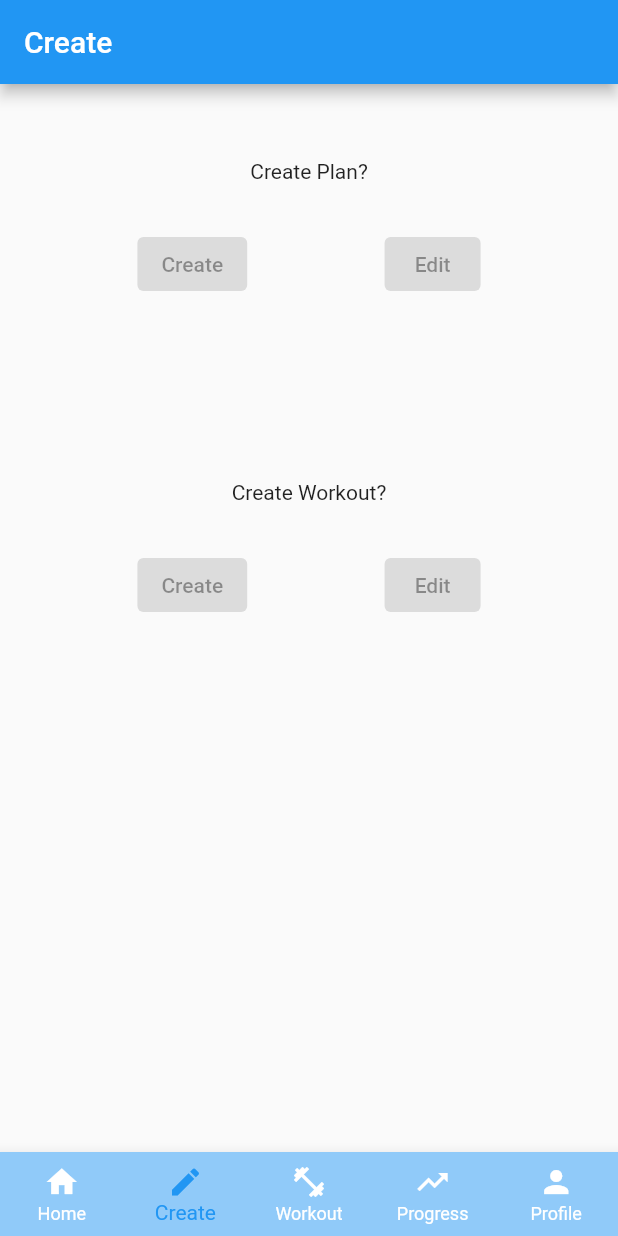
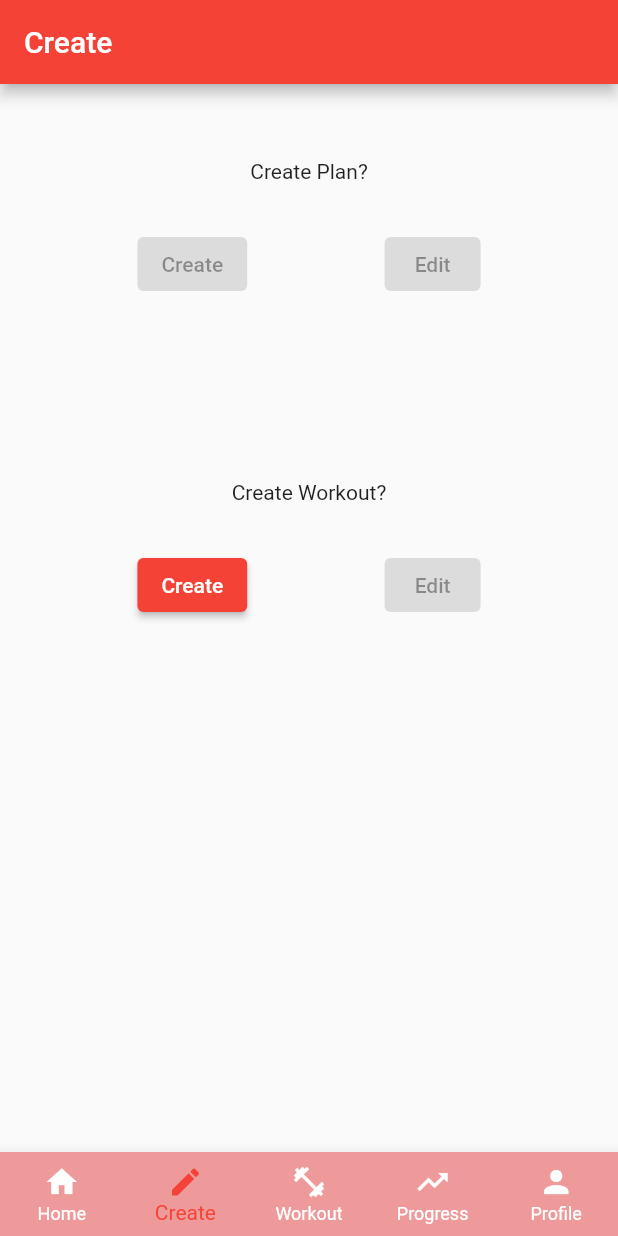
Before and after one commit to TheBeville/workout_tracker, a Flutter app: the screen it shows after launch, item 2 of the bottom bar chosen, on a phone screen of 412 x 824 dp. Run offline on Flutter 3.47's test engine with Material 2 defaults, Android fonts, the phone set to English and light mode, and no system bars; our stand-ins replace go_router.

Commit message:
link create workout view to create main screen

```diff
--- a/lib/main.dart
+++ b/lib/main.dart
@@ -1,5 +1,6 @@
 import 'package:flutter/material.dart';
 import 'package:go_router/go_router.dart';
+import 'package:workout_tracker/view/create_workout_view.dart';
 import './view/create_main_view.dart';
 import './view/home_screen_view.dart';
 
@@ -28,6 +29,10 @@ class _MyAppState extends State<MyApp> {
       GoRoute(
         path: '/create',
         builder: (context, state) => const MainCreateView(),
+      ),
+      GoRoute(
+        path: '/create/workout',
+        builder: (context, state) => const CreateWorkoutView(),
       )
     ],
   );
@@ -38,7 +43,7 @@ class _MyAppState extends State<MyApp> {
       routerConfig: _router,
       debugShowCheckedModeBanner: false,
       theme: ThemeData(
-        primarySwatch: Colors.blue,
+        primarySwatch: Colors.red,
       ),
     );
   }
--- a/lib/view/create_main_view.dart
+++ b/lib/view/create_main_view.dart
@@ -1,4 +1,6 @@
 import 'package:flutter/material.dart';
+import 'package:go_router/go_router.dart';
+import 'package:workout_tracker/view/create_workout_view.dart';
 import '../widget/bottom_nav_bar.dart';
 
 class MainCreateView extends StatefulWidget {
@@ -9,6 +11,10 @@ class MainCreateView extends StatefulWidget {
 }
 
 class _MainCreateViewState extends State<MainCreateView> {
+  CreateWorkoutView? createWorkoutView() {
+    context.go('/create/workout');
+  }
+
   @override
   Widget build(BuildContext context) {
     return Scaffold(
@@ -49,12 +55,12 @@ class _MainCreateViewState extends State<MainCreateView> {
             ),
             Row(
               mainAxisAlignment: MainAxisAlignment.spaceEvenly,
-              children: const [
+              children: [
                 ElevatedButton(
-                  onPressed: null,
-                  child: Text('Create'),
+                  onPressed: createWorkoutView,
+                  child: const Text('Create'),
                 ),
-                ElevatedButton(
+                const ElevatedButton(
                   onPressed: null,
                   child: Text('Edit'),
                 ),
@@ -63,9 +69,7 @@ class _MainCreateViewState extends State<MainCreateView> {
           ],
         ),
       ),
-      bottomNavigationBar: BottomNavBar(
-        selectedIndex: 1,
-      ),
+      bottomNavigationBar: const BottomNavBar(selectedIndex: 1),
     );
   }
 }
--- a/lib/view/create_plan_view.dart
+++ b/lib/view/create_plan_view.dart
@@ -0,0 +1 @@
+import 'package:flutter/material.dart';
--- a/lib/view/create_workout_view.dart
+++ b/lib/view/create_workout_view.dart
@@ -29,7 +29,7 @@ class _CreateWorkoutViewState extends State<CreateWorkoutView> {
         child: Column(
           mainAxisAlignment: MainAxisAlignment.center,
           children: [
-            const Text('Create a workout or plan'),
+            const Text('Create a workout'),
             TextButton(
               onPressed: _userSelectExercise,
               child: const Text('Add'),
@@ -37,9 +37,7 @@ class _CreateWorkoutViewState extends State<CreateWorkoutView> {
           ],
         ),
       ),
-      bottomNavigationBar: BottomNavBar(
-        selectedIndex: 1,
-      ),
+      bottomNavigationBar: const BottomNavBar(selectedIndex: 1),
     );
   }
 }
--- a/lib/view/home_screen_view.dart
+++ b/lib/view/home_screen_view.dart
@@ -24,7 +24,7 @@ class _HomeScreenState extends State<HomeScreen> {
           ],
         ),
       ),
-      bottomNavigationBar: BottomNavBar(selectedIndex: 0),
+      bottomNavigationBar: const BottomNavBar(selectedIndex: 0),
     );
   }
 }
--- a/lib/widget/bottom_nav_bar.dart
+++ b/lib/widget/bottom_nav_bar.dart
@@ -2,9 +2,9 @@ import 'package:flutter/material.dart';
 import 'package:go_router/go_router.dart';
 
 class BottomNavBar extends StatelessWidget {
-  late int selectedIndex;
+  final int selectedIndex;
 
-  BottomNavBar({Key? key, required this.selectedIndex}) : super(key: key);
+  const BottomNavBar({super.key, required this.selectedIndex});
 
   @override
   Widget build(BuildContext context) {
@@ -18,7 +18,6 @@ class BottomNavBar extends StatelessWidget {
 
     void bottomNavBarSelect(int index) {
       context.go('/${items[index]}');
-      selectedIndex = index;
     }
 
     return BottomNavigationBar(
```
